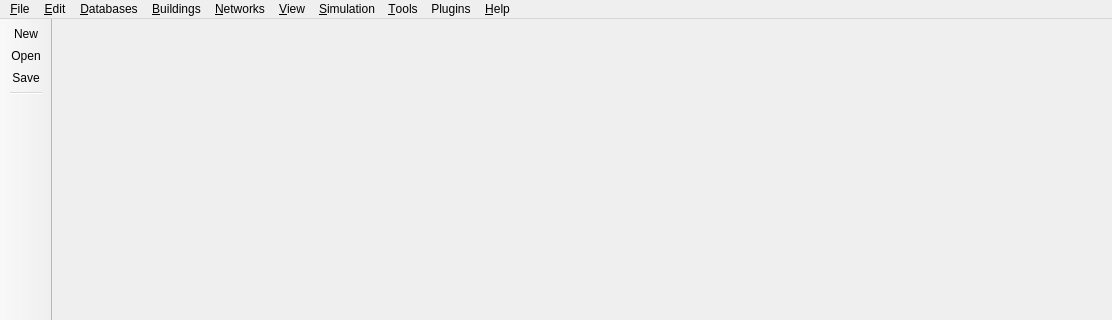
Old version of the form SIM-VICUS/src/SVMainWindow.ui in the repository ghorwin/SIM-VICUS; both pictures show x 0 to 1112 and y 0 to 320 of the 1112 by 707 pixel window.
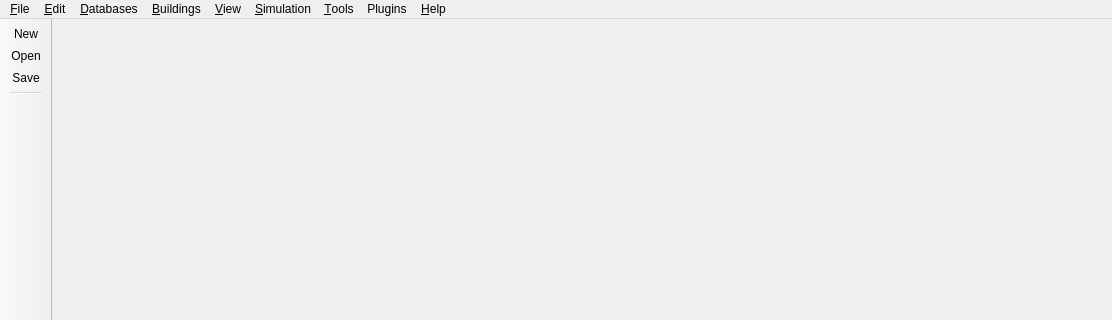
New version of the form. Icons and pictures are not drawn.

Diff of the .ui file:
```diff
--- a/SIM-VICUS/src/SVMainWindow.ui
+++ b/SIM-VICUS/src/SVMainWindow.ui
@@ -104,12 +104,6 @@
     <addaction name="actionToolsExternalPostProcessing"/>
     <addaction name="actionToolsCCMeditor"/>
    </widget>
-   <widget class="QMenu" name="menuNetworks">
-    <property name="title">
-     <string>&amp;Networks</string>
-    </property>
-    <addaction name="actionNetworkImport"/>
-   </widget>
    <widget class="QMenu" name="menuDatabases">
     <property name="title">
      <string>&amp;Databases</string>
@@ -194,7 +188,6 @@
    <addaction name="menuEdit"/>
    <addaction name="menuDatabases"/>
    <addaction name="menuBuildings"/>
-   <addaction name="menuNetworks"/>
    <addaction name="menuView"/>
    <addaction name="menuSimulation"/>
    <addaction name="menuTools"/>
```
Left out of the diff: 6 changed lines with no effect on the pictures.
